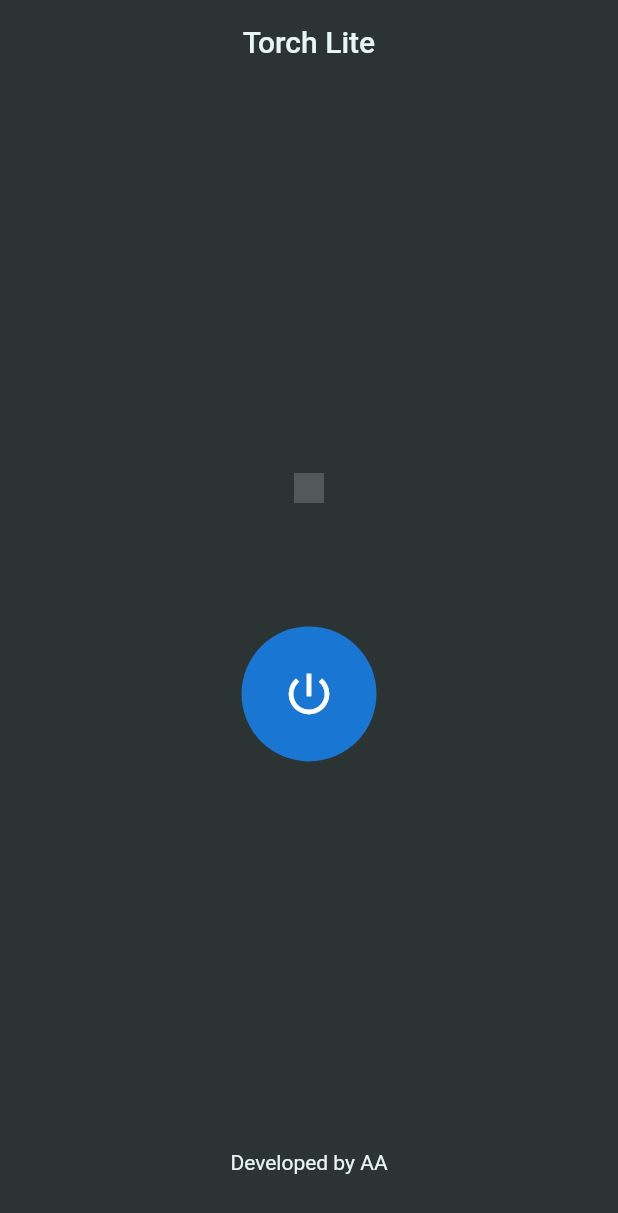
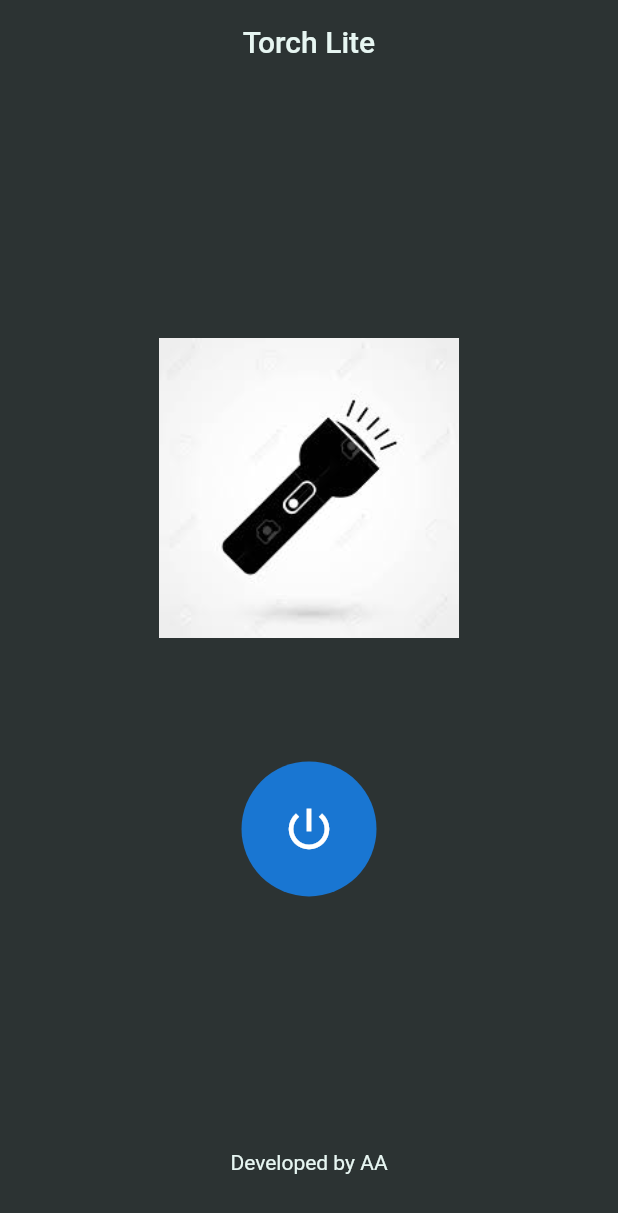
Before and after one commit to aftab998/torch, a Flutter app: the screen it shows after launch, on a phone screen of 412 x 824 dp. Shown: the top 1213 px of the screen. Run offline on Flutter 3.47's test engine with Material 2 defaults, Android fonts, the phone set to English and light mode, and no system bars; missing offline and left inert: torch_controller.

Commit message:
changes done

```diff
--- a/lib/torch_lite.dart
+++ b/lib/torch_lite.dart
@@ -13,6 +13,9 @@ class _torchState extends State<torch> {
   final textColor = const Color(0xffE7F6F2);
   var isActive = false;
   var controller = TorchController();
+
+
+
   @override
   Widget build(BuildContext context) {
     final size= MediaQuery.of(context).size;
@@ -34,8 +37,8 @@ class _torchState extends State<torch> {
                 children: [
                   Image.asset(isActive ? "assets/on.jpg" : "assets/off.jpg",
                     width: 200,
-                    height: 20,
-                    color: isActive ? null : textColor.withOpacity(0.2),
+                    height: 200,
+                    //color: isActive ? null : textColor.withOpacity(0.2),
                   ),
                   SizedBox(
                     height: size.height*0.1,
@@ -45,6 +48,7 @@ class _torchState extends State<torch> {
                     maxRadius: 45,
                     child: Transform.scale(
                       scale: 1.5,
+
                       child: IconButton(
                         onPressed: (){
                           controller.toggle();
--- a/pubspec.yaml
+++ b/pubspec.yaml
@@ -37,7 +37,7 @@ dependencies:
   # Use with the CupertinoIcons class for iOS style icons.
   cupertino_icons: ^1.0.2
   torch_controller: ^2.0.1
-  google_mobile_ads: ^3.0.0
+
 
 dev_dependencies:
   flutter_test:
```
Also changed, not shown: pubspec.lock.
